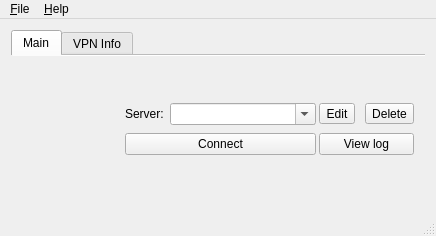
Before: the Qt Designer form src/dialog/mainwindow.ui in openconnect/openconnect-gui, drawn with Qt 5.
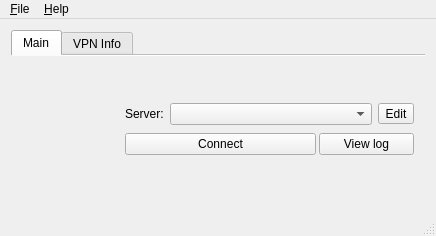
After: the same form once the commit is applied. Icons and pictures are not drawn.

Commit message:
Reorganize VPN server profiles handling
in EditDialog necessary and connection states may be
handled by state machine as well.
This could be less error-prone. There are still some changes

Morever here fixed an issue when removing 'test' profile
will remove all other profiles starting with this string.

Patch:
```diff
--- a/src/dialog/mainwindow.ui
+++ b/src/dialog/mainwindow.ui
@@ -131,7 +131,7 @@
                <number>0</number>
               </property>
               <item>
-               <layout class="QHBoxLayout" name="horizontalLayout_5" stretch="0,4">
+               <layout class="QHBoxLayout" name="horizontalLayout_5" stretch="0,4,0">
                 <item>
                  <widget class="QLabel" name="label_3">
                   <property name="text">
@@ -140,21 +140,10 @@
                  </widget>
                 </item>
                 <item>
-                 <widget class="QComboBox" name="comboBox">
-                  <property name="editable">
-                   <bool>true</bool>
-                  </property>
-                 </widget>
+                 <widget class="QComboBox" name="serverList"/>
                 </item>
-               </layout>
-              </item>
-              <item>
-               <layout class="QHBoxLayout" name="horizontalLayout_3">
-                <property name="spacing">
-                 <number>10</number>
-                </property>
                 <item>
-                 <widget class="QToolButton" name="toolButton">
+                 <widget class="QToolButton" name="serverListControl">
                   <property name="whatsThis">
                    <string>Edit</string>
                   </property>
@@ -165,6 +154,9 @@
                    <iconset resource="../openconnect-gui.qrc">
                     <normaloff>:/new/resource/images/text-editor.png</normaloff>:/new/resource/images/text-editor.png</iconset>
                   </property>
+                  <property name="popupMode">
+                   <enum>QToolButton::InstantPopup</enum>
+                  </property>
                   <property name="toolButtonStyle">
                    <enum>Qt::ToolButtonIconOnly</enum>
                   </property>
@@ -173,20 +165,6 @@
                   </property>
                  </widget>
                 </item>
-                <item>
-                 <widget class="QToolButton" name="toolButton_2">
-                  <property name="whatsThis">
-                   <string>Delete</string>
-                  </property>
-                  <property name="text">
-                   <string>Delete</string>
-                  </property>
-                  <property name="icon">
-                   <iconset resource="../openconnect-gui.qrc">
-                    <normaloff>:/new/resource/images/trashcan.png</normaloff>:/new/resource/images/trashcan.png</iconset>
-                  </property>
-                 </widget>
-                </item>
                </layout>
               </item>
              </layout>
```
Left out of the diff: 38 changed lines with no effect on the pictures. The commit also changes 2 other files.
